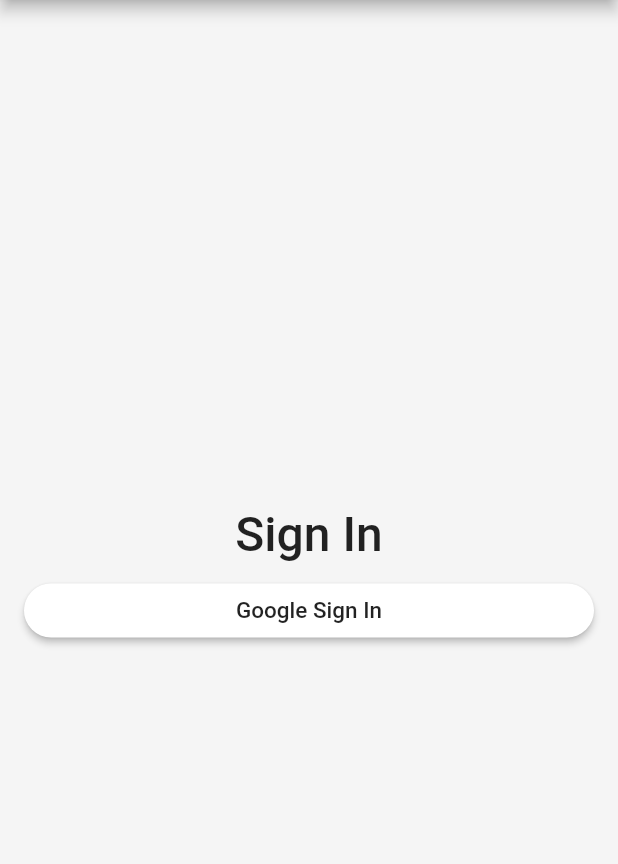
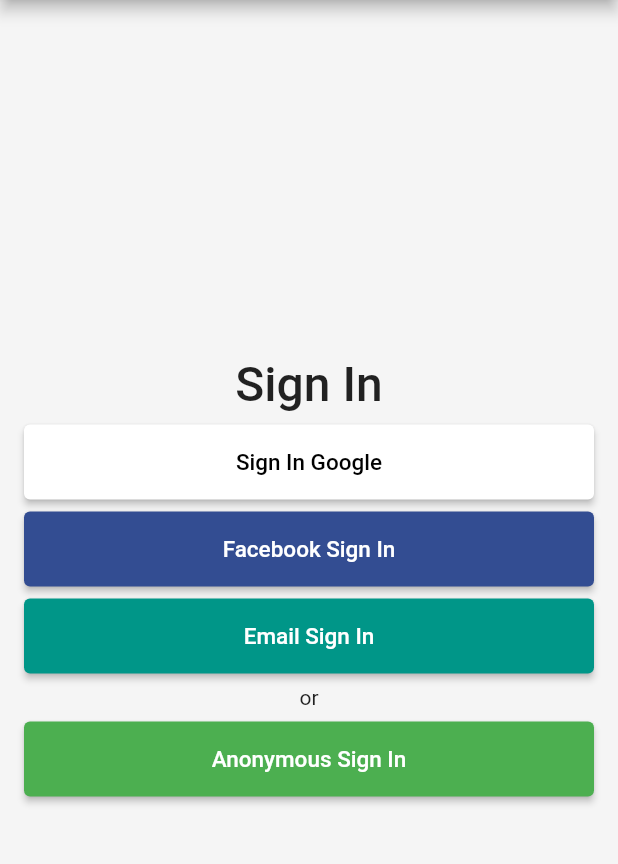
Before and after one commit to mahodas/time_tracker_app, a Flutter app: the screen it shows after launch, on a phone screen of 412 x 824 dp, the part 84-948 px from its top. Run offline on Flutter 3.47's test engine with Material 2 defaults, Android fonts, the phone set to English and light mode, and no system bars.

Commit message:
sign_in_ui

```diff
--- /dev/null
+++ b/lib/app/app_sign_in/sign_in_button.dart
@@ -0,0 +1,20 @@
+import 'package:flutter/material.dart';
+import 'package:time_tracker_app/common_widgets/coustom_raised_button.dart';
+
+class SignInButton extends CoustomElevatedButton {
+  SignInButton({
+    required String text,
+    required Color color,
+    required Color textColor,
+    required VoidCallback onPressed,
+  }) : super(
+            child: Text(
+              text,
+              style: TextStyle(color: textColor, fontSize: 15.0),
+            ),
+            color: color,
+            borderRadius: 4.0,
+            height: 50.0,
+            onPressed: onPressed,
+            );
+}
--- a/lib/app/app_sign_in/sign_in_page.dart
+++ b/lib/app/app_sign_in/sign_in_page.dart
@@ -1,6 +1,9 @@
 import 'package:flutter/material.dart';
 import 'package:flutter/src/foundation/key.dart';
 import 'package:flutter/src/widgets/framework.dart';
+import 'package:time_tracker_app/app/app_sign_in/sign_in_button.dart';
+
+import '../../common_widgets/coustom_raised_button.dart';
 
 class SignInPage extends StatelessWidget {
   const SignInPage({Key? key}) : super(key: key);
@@ -10,7 +13,7 @@ class SignInPage extends StatelessWidget {
     return Scaffold(
       backgroundColor: Colors.grey[100],
       appBar: AppBar(
-        title: Text('Time Tracker'),
+        title: const Text('Time Tracker'),
       ),
       body: _buildContent(),
     );
@@ -18,12 +21,12 @@ class SignInPage extends StatelessWidget {
 
   Widget _buildContent() {
     return Container(
-      padding: EdgeInsets.all(16.0),
+      padding: const EdgeInsets.all(16.0),
       child: Column(
         mainAxisAlignment: MainAxisAlignment.center,
         crossAxisAlignment: CrossAxisAlignment.stretch,
         children: [
-          Text(
+          const Text(
             'Sign In',
             textAlign: TextAlign.center,
             style: TextStyle(
@@ -31,33 +34,55 @@ class SignInPage extends StatelessWidget {
               fontWeight: FontWeight.w500,
             ),
           ),
-          SizedBox(
+          const SizedBox(
             height: 8.0,
           ),
-          ElevatedButton(
-            onPressed: _signInWithGoogle,
-            style: ButtonStyle(
-              shape: MaterialStateProperty.all<RoundedRectangleBorder>(
-                RoundedRectangleBorder(
-                  borderRadius: BorderRadius.circular(20.0),
+          SignInButton(
+            text: 'Sign In Google',
+            color: Colors.white,
+            textColor: Colors.black,
+            onPressed: () {},
           ),
+          const SizedBox(
+            height: 8.0,
           ),
-              backgroundColor: MaterialStateProperty.all(Colors.white),
+          SignInButton(
+            text: 'Facebook Sign In',
+            color: Color(0xFF334D92),
+            textColor: Colors.white,
+            onPressed: () {},
           ),
-            child: Text(
-              'Google Sign In',
+          const SizedBox(
+            height: 8.0,
+          ),
+          SignInButton(
+            text: 'Email Sign In',
+            color: Colors.teal,
+            textColor: Colors.white,
+            onPressed: () {},
+          ),
+          const SizedBox(
+            height: 8.0,
+          ),
+          Text(
+            'or',
             style: TextStyle(
+              fontSize: 14.0,
               color: Colors.black87,
-                fontSize: 15.0,
             ),
+            textAlign: TextAlign.center,
           ),
+          const SizedBox(
+            height: 8.0,
+          ),
+          SignInButton(
+            text: 'Anonymous Sign In',
+            color: Colors.green,
+            textColor: Colors.white,
+            onPressed: () {},
           ),
         ],
       ),
     );
   }
-
-  void _signInWithGoogle() {
-    //TODO
 }
-}
--- a/pubspec.yaml
+++ b/pubspec.yaml
@@ -62,6 +62,10 @@ flutter:
   #   - images/a_dot_burr.jpeg
   #   - images/a_dot_ham.jpeg
 
+  assets:
+    - images/google-logo.png
+    - images/facebook-logo.png
+
   # An image asset can refer to one or more resolution-specific "variants", see
   # https://flutter.dev/assets-and-images/#resolution-aware
 
```
Also changed, not shown: lib/common_widgets/coustom_raised_button.dart (added, +35 -0 lines), images/2.0x/facebook-logo.png (added), images/2.0x/google-logo.png (added), images/3.0x/facebook-logo.png (added), images/3.0x/google-logo.png (added), images/facebook-logo.png (added), images/google-logo.png (added). Lines whose indentation alone changed are shown as unchanged.
